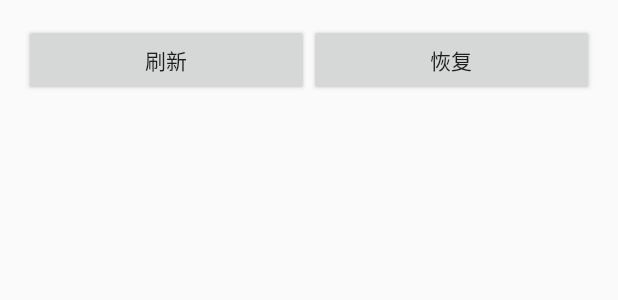
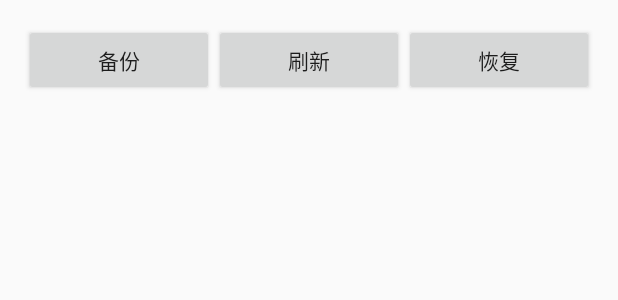
Before and after one commit to mitkey/recovery-data, an Android app: the layout activity_main.xml on its own in the app's theme, with its tools: preview values and no code run, on a phone screen of 412 x 824 dp. Shown: the top 300 px of the screen. Run offline under Robolectric (Android 15) with nearby library versions, the phone set to English and light mode, and no system bars.

Commit message:
update layout/activity_main.xml :: add button

```diff
--- a/app/src/main/res/layout/activity_main.xml
+++ b/app/src/main/res/layout/activity_main.xml
@@ -11,35 +11,43 @@
     tools:context="tribalage.game.ingentuity.com.recoverdata.MainActivity">
 
     <LinearLayout
-        android:orientation="horizontal"
+        android:id="@+id/layout_head"
         android:layout_width="match_parent"
         android:layout_height="wrap_content"
         android:layout_alignParentTop="true"
         android:layout_centerHorizontal="true"
-        android:id="@+id/layout_head">
+        android:orientation="horizontal">
 
         <Button
-            android:text="刷新"
+            android:id="@+id/btBackupCurrent"
             android:layout_width="wrap_content"
             android:layout_height="wrap_content"
-            android:id="@+id/btRefresh"
-            android:onClick="onClickRefresh"
-            android:layout_weight="1" />
+            android:layout_weight="1"
+            android:onClick="onClickBackupCurrent"
+            android:text="备份" />
 
         <Button
-            android:text="恢复"
+            android:id="@+id/btRefresh"
             android:layout_width="wrap_content"
             android:layout_height="wrap_content"
+            android:layout_weight="1"
+            android:onClick="onClickRefresh"
+            android:text="刷新" />
+
+        <Button
             android:id="@+id/btRecover"
+            android:layout_width="wrap_content"
+            android:layout_height="wrap_content"
+            android:layout_weight="1"
             android:onClick="onClickRecover"
-            android:layout_weight="1" />
+            android:text="恢复" />
     </LinearLayout>
 
     <ListView
+        android:id="@+id/lvFiles"
         android:layout_width="match_parent"
         android:layout_height="match_parent"
         android:layout_below="@id/layout_head"
-        android:listSelector="@color/colorAccent"
-        android:id="@+id/lvFiles" />
+        android:listSelector="@color/colorAccent" />
 
 </RelativeLayout>
```
